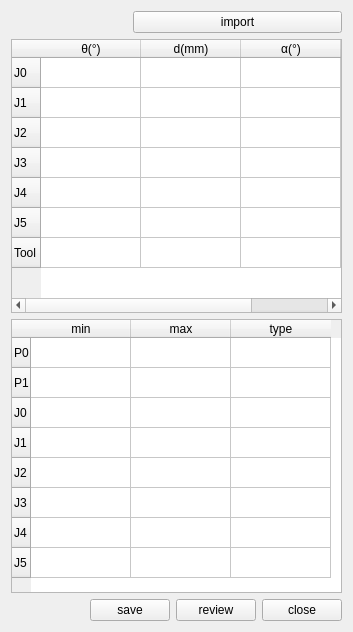
The window that dialog/DHSettingWidget.ui (Das-Lieber/Simulator) describes before a commit, drawn with Qt 5.
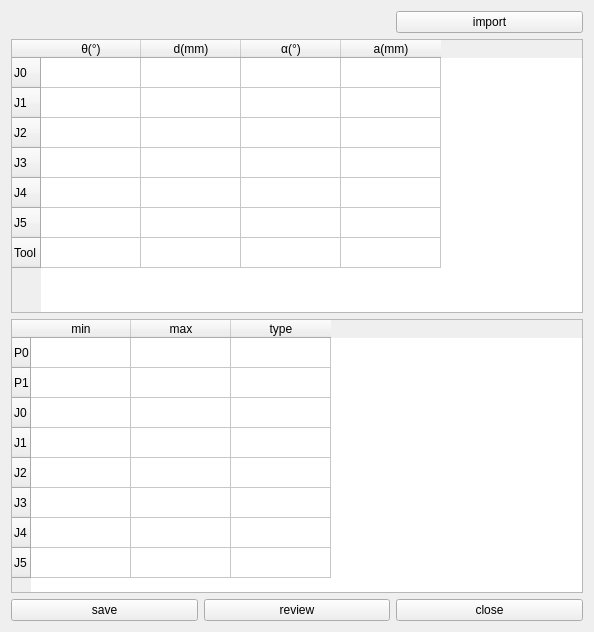
The same window after the commit.

Diff of the .ui file:
```diff
--- a/dialog/DHSettingWidget.ui
+++ b/dialog/DHSettingWidget.ui
@@ -6,7 +6,7 @@
    <rect>
     <x>0</x>
     <y>0</y>
-    <width>353</width>
+    <width>594</width>
     <height>632</height>
    </rect>
   </property>
@@ -14,120 +14,20 @@
    <string>DH Setting</string>
   </property>
   <layout class="QGridLayout" name="gridLayout">
-   <item row="3" column="0">
-    <spacer name="horizontalSpacer_2">
-     <property name="orientation">
-      <enum>Qt::Horizontal</enum>
-     </property>
-     <property name="sizeHint" stdset="0">
-      <size>
-       <width>275</width>
-       <height>20</height>
-      </size>
-     </property>
-    </spacer>
-   </item>
-   <item row="0" column="0" colspan="2">
-    <spacer name="horizontalSpacer">
-     <property name="orientation">
-      <enum>Qt::Horizontal</enum>
-     </property>
-     <property name="sizeHint" stdset="0">
-      <size>
-       <width>356</width>
-       <height>20</height>
-      </size>
-     </property>
-    </spacer>
-   </item>
-   <item row="3" column="1" colspan="2">
-    <widget class="QPushButton" name="pushButton_saveDHData">
-     <property name="text">
-      <string>save</string>
-     </property>
-    </widget>
-   </item>
-   <item row="3" column="4">
-    <widget class="QPushButton" name="pushButton_closeDHSetting">
-     <property name="text">
-      <string>close</string>
-     </property>
-    </widget>
-   </item>
-   <item row="0" column="2" colspan="3">
+   <item row="0" column="2">
     <widget class="QPushButton" name="pushButton_importDHData">
+     <property name="sizePolicy">
+      <sizepolicy hsizetype="Preferred" vsizetype="Fixed">
+       <horstretch>0</horstretch>
+       <verstretch>0</verstretch>
+      </sizepolicy>
+     </property>
      <property name="text">
       <string>import</string>
      </property>
     </widget>
    </item>
-   <item row="3" column="3">
-    <widget class="QPushButton" name="pushButton_reviewDHData">
-     <property name="text">
-      <string>review</string>
-     </property>
-    </widget>
-   </item>
-   <item row="2" column="0" colspan="5">
-    <widget class="QTableWidget" name="tableWidget_jointArgs">
-     <row>
-      <property name="text">
-       <string>P0</string>
-      </property>
-     </row>
-     <row>
-      <property name="text">
-       <string>P1</string>
-      </property>
-     </row>
-     <row>
-      <property name="text">
-       <string>J0</string>
-      </property>
-     </row>
-     <row>
-      <property name="text">
-       <string>J1</string>
-      </property>
-     </row>
-     <row>
-      <property name="text">
-       <string>J2</string>
-      </property>
-     </row>
-     <row>
-      <property name="text">
-       <string>J3</string>
-      </property>
-     </row>
-     <row>
-      <property name="text">
-       <string>J4</string>
-      </property>
-     </row>
-     <row>
-      <property name="text">
-       <string>J5</string>
-      </property>
-     </row>
-     <column>
-      <property name="text">
-       <string>min</string>
-      </property>
-     </column>
-     <column>
-      <property name="text">
-       <string>max</string>
-      </property>
-     </column>
-     <column>
-      <property name="text">
-       <string>type</string>
-      </property>
-     </column>
-    </widget>
-   </item>
-   <item row="1" column="0" colspan="5">
+   <item row="1" column="0" colspan="3">
     <widget class="QTableWidget" name="tableWidget_DHArgs">
      <row>
       <property name="text">
@@ -186,6 +86,86 @@
      </column>
     </widget>
    </item>
+   <item row="2" column="0" colspan="3">
+    <widget class="QTableWidget" name="tableWidget_jointArgs">
+     <row>
+      <property name="text">
+       <string>P0</string>
+      </property>
+     </row>
+     <row>
+      <property name="text">
+       <string>P1</string>
+      </property>
+     </row>
+     <row>
+      <property name="text">
+       <string>J0</string>
+      </property>
+     </row>
+     <row>
+      <property name="text">
+       <string>J1</string>
+      </property>
+     </row>
+     <row>
+      <property name="text">
+       <string>J2</string>
+      </property>
+     </row>
+     <row>
+      <property name="text">
+       <string>J3</string>
+      </property>
+     </row>
+     <row>
+      <property name="text">
+       <string>J4</string>
+      </property>
+     </row>
+     <row>
+      <property name="text">
+       <string>J5</string>
+      </property>
+     </row>
+     <column>
+      <property name="text">
+       <string>min</string>
+      </property>
+     </column>
+     <column>
+      <property name="text">
+       <string>max</string>
+      </property>
+     </column>
+     <column>
+      <property name="text">
+       <string>type</string>
+      </property>
+     </column>
+    </widget>
+   </item>
+   <item row="3" column="0">
+    <widget class="QPushButton" name="pushButton_saveDHData">
+     <property name="text">
+      <string>save</string>
+     </property>
+    </widget>
+   </item>
+   <item row="3" column="1">
+    <widget class="QPushButton" name="pushButton_reviewDHData">
+     <property name="text">
+      <string>review</string>
+     </property>
+    </widget>
+   </item>
+   <item row="3" column="2">
+    <widget class="QPushButton" name="pushButton_closeDHSetting">
+     <property name="text">
+      <string>close</string>
+     </property>
+    </widget>
+   </item>
   </layout>
  </widget>
  <resources/>
```
